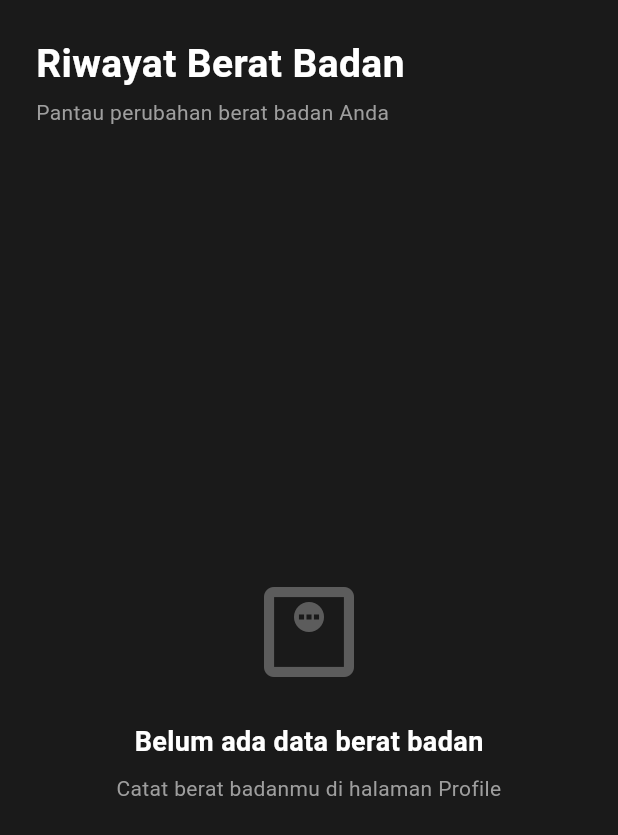
After one commit to PPL-Kelompok-C-Tugas-Besar/S1SIKJ2305-KELC, a Flutter app: the WeightTrackingPage screen opened directly, on a phone screen of 412 x 824 dp. The commit adds this screen. Shown: the top 835 px of the screen. Run offline on Flutter 3.47's test engine with Material 3 defaults, Android fonts, the phone set to English and light mode, and no system bars; our stand-ins replace flutter_secure_storage; accounts and stored records are empty; network calls fail.

Commit message:
PKCTB-317 feat: membuat halaman tracking riwayat berat badan dengan infinite scroll dan state management

```diff
--- /dev/null
+++ b/frontend/lib/models/weight_log_model.dart
@@ -0,0 +1,35 @@
+class WeightLog {
+  final int id;
+  final double weight;
+  final DateTime recordedDate;
+
+  const WeightLog({
+    required this.id,
+    required this.weight,
+    required this.recordedDate,
+  });
+
+  factory WeightLog.fromJson(Map<String, dynamic> json) {
+    return WeightLog(
+      id: json['id'] as int,
+      weight: (json['weight'] as num).toDouble(),
+      recordedDate: DateTime.parse(json['recorded_date']),
+    );
+  }
+}
+
+class WeightHistoryResult {
+  final List<WeightLog> data;
+  final int totalData;
+  final int totalPages;
+  final int currentPage;
+  final bool hasMore;
+
+  const WeightHistoryResult({
+    required this.data,
+    required this.totalData,
+    required this.totalPages,
+    required this.currentPage,
+    required this.hasMore,
+  });
+}
--- /dev/null
+++ b/frontend/lib/screens/profile/weight_tracking_page.dart
@@ -0,0 +1,302 @@
+import 'package:flutter/material.dart';
+import 'package:intl/intl.dart';
+import '../../models/weight_log_model.dart';
+import '../../services/weight_service.dart';
+import '../../utils/palette.dart';
+
+class WeightTrackingPage extends StatefulWidget {
+  const WeightTrackingPage({super.key});
+
+  @override
+  State<WeightTrackingPage> createState() => _WeightTrackingPageState();
+}
+
+class _WeightTrackingPageState extends State<WeightTrackingPage> {
+  final WeightService _weightService = WeightService();
+  final ScrollController _scrollController = ScrollController();
+
+  final List<WeightLog> _logs = [];
+  bool _isLoading = false;
+  bool _isLoadingMore = false;
+  bool _hasError = false;
+  bool _hasMore = true;
+  int _currentPage = 1;
+
+  @override
+  void initState() {
+    super.initState();
+    _fetchLogs();
+    _scrollController.addListener(_onScroll);
+  }
+
+  @override
+  void dispose() {
+    _scrollController.dispose();
+    super.dispose();
+  }
+
+  void _onScroll() {
+    if (_scrollController.position.pixels >=
+            _scrollController.position.maxScrollExtent - 200 &&
+        !_isLoadingMore &&
+        _hasMore) {
+      _fetchMoreLogs();
+    }
+  }
+
+  Future<void> _fetchLogs({bool reset = false}) async {
+    if (reset) {
+      setState(() {
+        _logs.clear();
+        _currentPage = 1;
+        _hasMore = true;
+        _hasError = false;
+      });
+    }
+
+    setState(() => _isLoading = true);
+
+    final result = await _weightService.getWeightHistory(page: _currentPage);
+
+    if (!mounted) return;
+    setState(() {
+      _isLoading = false;
+      if (result.data.isEmpty && _logs.isEmpty) {
+        _hasMore = false;
+      } else {
+        _logs.addAll(result.data);
+        _hasMore = result.hasMore;
+        _currentPage++;
+      }
+    });
+  }
+
+  Future<void> _fetchMoreLogs() async {
+    setState(() => _isLoadingMore = true);
+    final result = await _weightService.getWeightHistory(page: _currentPage);
+    if (!mounted) return;
+    setState(() {
+      _isLoadingMore = false;
+      _logs.addAll(result.data);
+      _hasMore = result.hasMore;
+      _currentPage++;
+    });
+  }
+
+  @override
+  Widget build(BuildContext context) {
+    return Scaffold(
+      backgroundColor: kBg,
+      body: SafeArea(
+        child: Column(
+          crossAxisAlignment: CrossAxisAlignment.start,
+          children: [
+            // ── Header ─────────────────────────────────────────────────
+            Padding(
+              padding: const EdgeInsets.fromLTRB(24, 24, 24, 8),
+              child: Column(
+                crossAxisAlignment: CrossAxisAlignment.start,
+                children: [
+                  const Text(
+                    'Riwayat Berat Badan',
+                    style: TextStyle(
+                      color: kTextPrimary,
+                      fontSize: 26,
+                      fontWeight: FontWeight.bold,
+                    ),
+                  ),
+                  const SizedBox(height: 4),
+                  const Text(
+                    'Pantau perubahan berat badan Anda',
+                    style: TextStyle(color: kTextMuted, fontSize: 14),
+                  ),
+                ],
+              ),
+            ),
+
+            // ── Body ────────────────────────────────────────────────────
+            Expanded(child: _buildBody()),
+          ],
+        ),
+      ),
+    );
+  }
+
+  Widget _buildBody() {
+    // Loading state awal
+    if (_isLoading && _logs.isEmpty) {
+      return const Center(
+        child: CircularProgressIndicator(color: kAccent),
+      );
+    }
+
+    // Error state
+    if (_hasError && _logs.isEmpty) {
+      return Center(
+        child: Column(
+          mainAxisSize: MainAxisSize.min,
+          children: [
+            const Icon(Icons.cloud_off_rounded, color: kTextMuted, size: 64),
+            const SizedBox(height: 16),
+            const Text(
+              'Gagal memuat data',
+              style: TextStyle(color: kTextPrimary, fontSize: 18, fontWeight: FontWeight.bold),
+            ),
+            const SizedBox(height: 8),
+            const Text(
+              'Silakan coba lagi',
+              style: TextStyle(color: kTextMuted, fontSize: 14),
+            ),
+            const SizedBox(height: 24),
+            ElevatedButton.icon(
+              onPressed: () => _fetchLogs(reset: true),
+              icon: const Icon(Icons.refresh_rounded),
+              label: const Text('Coba Lagi'),
+              style: ElevatedButton.styleFrom(
+                backgroundColor: kAccent,
+                foregroundColor: kBg,
+                shape: RoundedRectangleBorder(borderRadius: BorderRadius.circular(16)),
+                padding: const EdgeInsets.symmetric(horizontal: 24, vertical: 12),
+              ),
+            ),
+          ],
+        ),
+      );
+    }
+
+    // Empty state
+    if (_logs.isEmpty) {
+      return Center(
+        child: Column(
+          mainAxisSize: MainAxisSize.min,
+          children: [
+            Icon(Icons.monitor_weight_outlined, color: kTextMuted.withOpacity(0.5), size: 80),
+            const SizedBox(height: 20),
+            const Text(
+              'Belum ada data berat badan',
+              style: TextStyle(
+                  color: kTextPrimary, fontSize: 18, fontWeight: FontWeight.bold),
+            ),
+            const SizedBox(height: 8),
+            const Text(
+              'Catat berat badanmu di halaman Profile',
+              style: TextStyle(color: kTextMuted, fontSize: 14),
+              textAlign: TextAlign.center,
+            ),
+          ],
+        ),
+      );
+    }
+
+    // Data list dengan infinite scroll
+    return RefreshIndicator(
+      color: kAccent,
+      backgroundColor: kCard,
+      onRefresh: () => _fetchLogs(reset: true),
+      child: ListView.builder(
+        controller: _scrollController,
+        padding: const EdgeInsets.symmetric(horizontal: 24, vertical: 12),
+        itemCount: _logs.length + (_isLoadingMore ? 1 : 0),
+        itemBuilder: (context, index) {
+          if (index == _logs.length) {
+            return const Padding(
+              padding: EdgeInsets.symmetric(vertical: 20),
+              child: Center(child: CircularProgressIndicator(color: kAccent)),
+            );
+          }
+          return _WeightLogCard(log: _logs[index], isFirst: index == 0);
+        },
+      ),
+    );
+  }
+}
+
+class _WeightLogCard extends StatelessWidget {
+  const _WeightLogCard({required this.log, required this.isFirst});
+
+  final WeightLog log;
+  final bool isFirst;
+
+  @override
+  Widget build(BuildContext context) {
+    final formattedDate =
+        DateFormat('d MMMM yyyy', 'id_ID').format(log.recordedDate);
+    final formattedWeight = log.weight.toStringAsFixed(1);
+
+    return Container(
+      margin: const EdgeInsets.only(bottom: 12),
+      padding: const EdgeInsets.symmetric(horizontal: 20, vertical: 16),
+      decoration: BoxDecoration(
+        color: kCard,
+        borderRadius: BorderRadius.circular(20),
+        border: isFirst
+            ? Border.all(color: kAccent.withOpacity(0.5), width: 1.5)
+            : Border.all(color: Colors.white10),
+      ),
+      child: Row(
+        children: [
+          // Icon kiri
+          Container(
+            width: 48,
+            height: 48,
+            decoration: BoxDecoration(
+              color: isFirst ? kAccent.withOpacity(0.15) : kBg,
+              borderRadius: BorderRadius.circular(14),
+            ),
+            child: Icon(
+              Icons.monitor_weight_outlined,
+              color: isFirst ? kAccent : kTextMuted,
+              size: 24,
+            ),
+          ),
+          const SizedBox(width: 16),
+
+          // Teks tanggal & label
+          Expanded(
+            child: Column(
+              crossAxisAlignment: CrossAxisAlignment.start,
+              children: [
+                Text(
+                  formattedDate,
+                  style: const TextStyle(
+                    color: kTextPrimary,
+                    fontSize: 15,
+                    fontWeight: FontWeight.w600,
+                  ),
+                ),
+                if (isFirst)
+                  const SizedBox(height: 2),
+                if (isFirst)
+                  const Text(
+                    'Terbaru',
+                    style: TextStyle(color: kAccent, fontSize: 12),
+                  ),
+              ],
+            ),
+          ),
+
+          // Berat badan kanan
+          Row(
+            crossAxisAlignment: CrossAxisAlignment.baseline,
+            textBaseline: TextBaseline.alphabetic,
+            children: [
+              Text(
+                formattedWeight,
+                style: TextStyle(
+                  color: isFirst ? kAccent : kTextPrimary,
+                  fontSize: 22,
+                  fontWeight: FontWeight.bold,
+                ),
+              ),
+              const SizedBox(width: 2),
+              const Text(
+                ' kg',
+                style: TextStyle(color: kTextMuted, fontSize: 14),
+              ),
+            ],
+          ),
+        ],
+      ),
+    );
+  }
+}
--- a/frontend/lib/services/api_constants.dart
+++ b/frontend/lib/services/api_constants.dart
@@ -7,4 +7,5 @@ class ApiConstants {
   static const String profile = '$baseUrl/users/profile';
   static const String history = '$baseUrl/users/history';
   static const String weight = '$baseUrl/users/weight';
+  static const String weightHistory = '$baseUrl/users/weight/history';
 }
--- /dev/null
+++ b/frontend/lib/services/weight_service.dart
@@ -0,0 +1,56 @@
+import 'dart:convert';
+import 'package:flutter_secure_storage/flutter_secure_storage.dart';
+import 'package:http/http.dart' as http;
+import '../models/weight_log_model.dart';
+import 'api_constants.dart';
+
+class WeightService {
+  final _storage = const FlutterSecureStorage();
+  static const _tokenKey = 'auth_token';
+  static const int pageLimit = 10;
+
+  Future<String?> _getToken() async => await _storage.read(key: _tokenKey);
+
+  Map<String, String> _headers(String token) => {
+        'Content-Type': 'application/json',
+        'Authorization': 'Bearer $token',
+      };
+
+  /// [PKCTB-317] Mengambil riwayat berat badan dengan pagination.
+  Future<WeightHistoryResult> getWeightHistory({int page = 1}) async {
+    final token = await _getToken();
+    if (token == null) {
+      return const WeightHistoryResult(
+          data: [], totalData: 0, totalPages: 1, currentPage: 1, hasMore: false);
+    }
+
+    try {
+      final uri =
+          Uri.parse(ApiConstants.weightHistory).replace(queryParameters: {
+        'page': '$page',
+        'limit': '$pageLimit',
+      });
+
+      final response = await http.get(uri, headers: _headers(token));
+
+      if (response.statusCode == 200) {
+        final body = jsonDecode(response.body);
+        if (body['success'] == true) {
+          final List<dynamic> raw = body['data'];
+          final p = body['pagination'];
+          final currentPage = p['currentPage'] as int;
+          final totalPages = p['totalPages'] as int;
+          return WeightHistoryResult(
+            data: raw.map((j) => WeightLog.fromJson(j)).toList(),
+            totalData: p['totalData'] as int,
+            totalPages: totalPages,
+            currentPage: currentPage,
+            hasMore: currentPage < totalPages,
+          );
+        }
+      }
+    } catch (_) {}
+    return const WeightHistoryResult(
+        data: [], totalData: 0, totalPages: 1, currentPage: 1, hasMore: false);
+  }
+}
```
Also changed, not shown: frontend/lib/screens/profile/profile_page.dart (+22 -0 lines).
